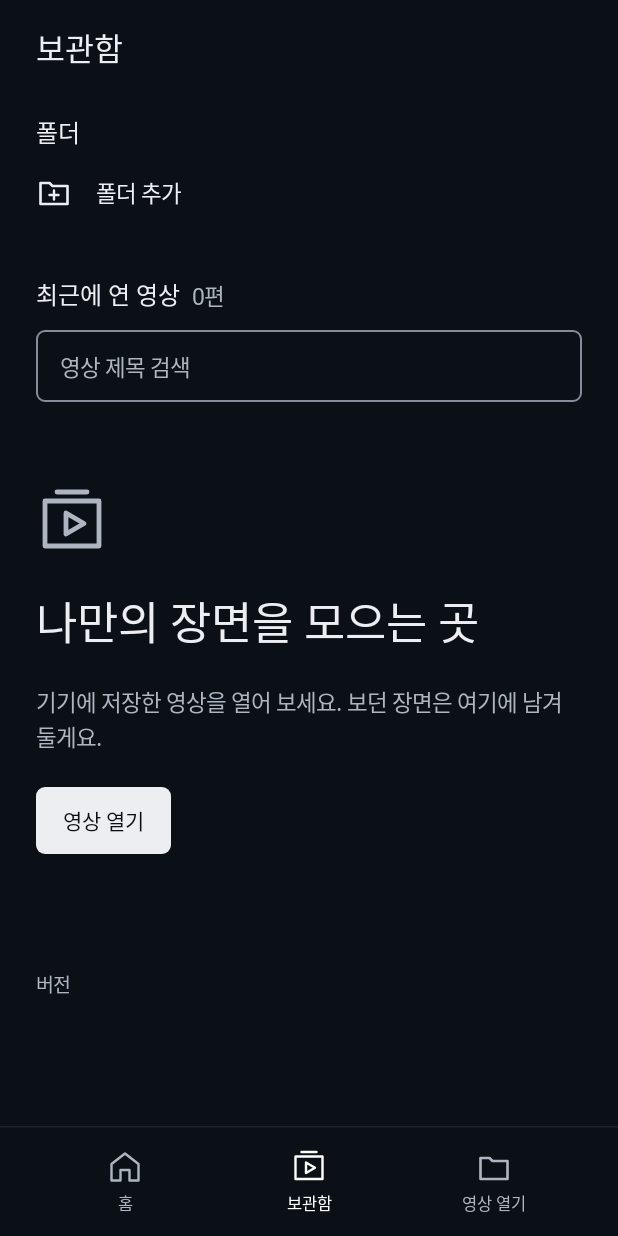
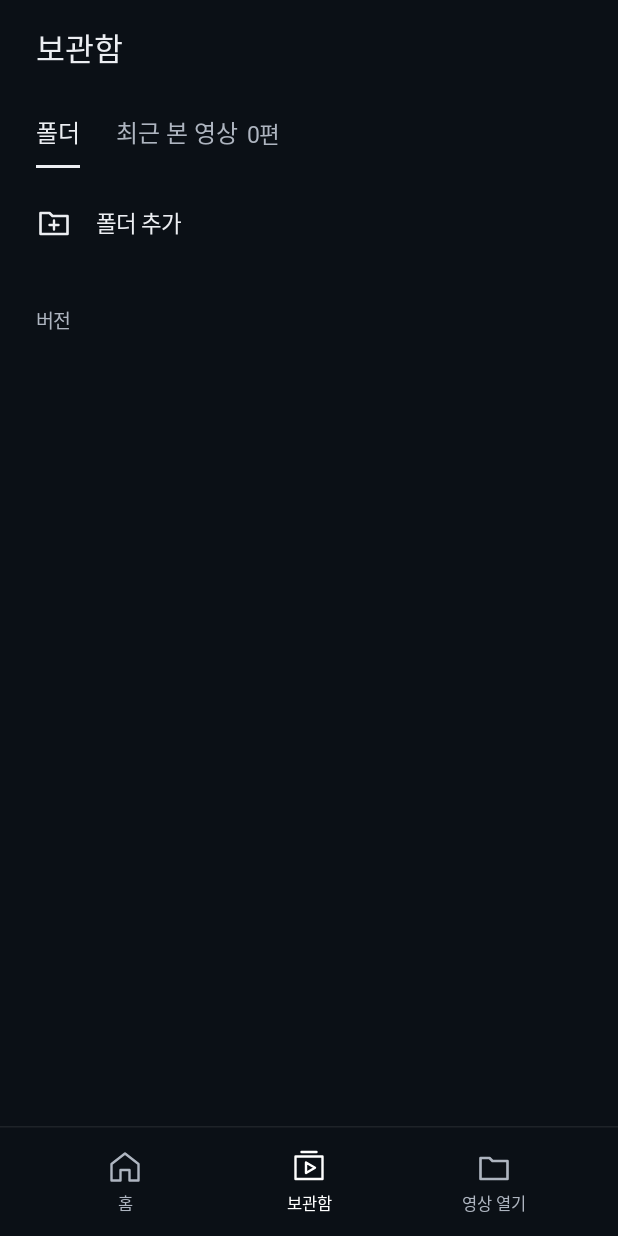
Before and after one commit to joseph0926/for-me, an Android app built with Jetpack Compose: the composable VideoApp shown on its own in the app's theme, item 2 of the bottom bar chosen, on a phone screen of 412 x 824 dp. Run offline under Robolectric (Android 15) with nearby library versions, the phone set to English and light mode, and no system bars; Roboto replaces fonts that are not available here; 1 statement that could not run was skipped.

Commit message:
feat: 보관함의 폴더와 최근 본 영상 탭 분리

```diff
--- a/apps/video/android/src/main/java/dev/forme/video/ui/LibraryScreen.kt
+++ b/apps/video/android/src/main/java/dev/forme/video/ui/LibraryScreen.kt
@@ -37,7 +37,6 @@ import androidx.compose.ui.semantics.contentDescription
 import androidx.compose.ui.semantics.semantics
 import androidx.compose.ui.text.font.FontWeight
 import androidx.compose.ui.text.input.VisualTransformation
-import androidx.compose.ui.text.style.TextDecoration
 import androidx.compose.ui.text.style.TextOverflow
 import androidx.compose.ui.unit.Dp
 import androidx.compose.ui.unit.dp
@@ -54,6 +53,12 @@ internal fun LibraryScreen(records: List<PlaybackRecord>, openFile: () -> Unit,
     folders: VideoFolders, findRecord: suspend (String) -> PlaybackRecord?,
     playFromFolder: (Uri, FolderQueue) -> Unit, modifier: Modifier = Modifier, play: (PlaybackRecord) -> Unit) {
     var library by rememberSaveable { mutableStateOf(false) }
+    // 홈에 다녀와도 보관함에서 보던 탭으로 돌아오도록 보관함 표시 여부와 따로 기억한다.
+    var libraryTab by rememberSaveable { mutableStateOf(LibraryTab.Folders) }
+    val openLibrary = { tab: LibraryTab ->
+        libraryTab = tab
+        library = true
+    }
     var query by rememberSaveable { mutableStateOf("") }
     var openTree by rememberSaveable { mutableStateOf<Uri?>(null) }
     val folderPicker = rememberLauncherForActivityResult(ActivityResultContracts.OpenDocumentTree()) { uri ->
@@ -65,6 +70,9 @@ internal fun LibraryScreen(records: List<PlaybackRecord>, openFile: () -> Unit,
     var detailUri by rememberSaveable { mutableStateOf<String?>(null) }
     // 상세나 폴더 화면을 띄우는 동안 목록이 구성에서 빠져도 돌아왔을 때 보던 위치를 지키도록 여기서 만든다.
     val listState = rememberLazyListState()
+    // 탭마다 목록 길이가 달라 한 스크롤 위치를 함께 쓰면 탭을 바꿀 때 엉뚱한 곳이 보인다.
+    val folderTabState = rememberLazyListState()
+    val recentTabState = rememberLazyListState()
     val continueWatchingState = rememberLazyListState()
     openTree?.let { tree ->
         key(tree) { FolderBrowser(folders, tree, findRecord, playFromFolder, { openTree = null }, modifier) }
@@ -94,15 +102,26 @@ internal fun LibraryScreen(records: List<PlaybackRecord>, openFile: () -> Unit,
                 }
             }
         }
-        // 보관함은 묶음마다 간격을 따로 둔다. 모든 항목 사이에 같은 간격을 두면 묶음 경계가 보이지 않는다.
-        LazyColumn(Modifier.weight(1f), state = listState, contentPadding = PaddingValues(bottom = 28.dp),
+        if (library) LibraryTabs(libraryTab, records.size) { libraryTab = it }
+        val listStateForScreen = when {
+            !library -> listState
+            libraryTab == LibraryTab.Folders -> folderTabState
+            else -> recentTabState
+        }
+        // 보관함 행은 간격 없이 붙고 안쪽 여백으로 떨어진다. 홈은 묶음 사이에 같은 간격을 둔다.
+        LazyColumn(Modifier.weight(1f), state = listStateForScreen, contentPadding = PaddingValues(bottom = 28.dp),
             verticalArrangement = if (library) Arrangement.Top else Arrangement.spacedBy(24.dp)) {
             if (library) {
-                item {
+                when (libraryTab) {
+                    LibraryTab.Folders -> item {
                         LibraryFolders(folders.sortedRoots(), open = { openTree = it }, add = { folderPicker.launch(null) })
                     }
+                    LibraryTab.Recent -> {
+                        // 검색은 최근 본 영상만 거르므로 이 탭에만 둔다.
                         item {
-                    RecentVideosHeader(records.size, query) { query = it }
+                            SearchField(query, Modifier.padding(start = 24.dp, end = 24.dp, top = 12.dp, bottom = 8.dp)) {
+                                query = it
+                            }
                         }
                         val visible = records.filter { it.title.contains(query, ignoreCase = true) }
                         if (visible.isEmpty()) item {
@@ -111,7 +130,9 @@ internal fun LibraryScreen(records: List<PlaybackRecord>, openFile: () -> Unit,
                         items(visible, key = { it.uri }) { record ->
                             VideoRow(record, { play(record) }, verticalPadding = LIBRARY_ROW_PADDING) { openDetail(record) }
                         }
-                // 문제를 알릴 때 어느 빌드였는지 기록할 수 있게 보관함 끝에 둔다.
+                    }
+                }
+                // 문제를 알릴 때 어느 빌드였는지 기록할 수 있게 두 탭 모두 끝에 둔다.
                 item {
                     Text(stringResource(R.string.app_version, BuildConfig.VERSION_NAME),
                         Modifier.padding(start = 24.dp, end = 24.dp, top = LIBRARY_GROUP_GAP),
@@ -126,7 +147,7 @@ internal fun LibraryScreen(records: List<PlaybackRecord>, openFile: () -> Unit,
                 }
                 if (records.isNotEmpty()) {
                     item {
-                        SectionTitle(stringResource(R.string.continue_watching)) { library = true }
+                        SectionTitle(stringResource(R.string.continue_watching)) { openLibrary(LibraryTab.Recent) }
                         Spacer(Modifier.height(14.dp))
                         LazyRow(state = continueWatchingState, contentPadding = PaddingValues(horizontal = 24.dp),
                             horizontalArrangement = Arrangement.spacedBy(12.dp)) {
@@ -153,7 +174,7 @@ internal fun LibraryScreen(records: List<PlaybackRecord>, openFile: () -> Unit,
                 val shortcuts = folders.sortedRoots()
                 if (shortcuts.isNotEmpty()) {
                     item {
-                        SectionTitle(stringResource(R.string.folder_videos)) { library = true }
+                        SectionTitle(stringResource(R.string.folder_videos)) { openLibrary(LibraryTab.Folders) }
                         Spacer(Modifier.height(14.dp))
                         LazyRow(contentPadding = PaddingValues(horizontal = 24.dp),
                             horizontalArrangement = Arrangement.spacedBy(12.dp)) {
@@ -164,7 +185,7 @@ internal fun LibraryScreen(records: List<PlaybackRecord>, openFile: () -> Unit,
                     }
                 }
                 if (records.isNotEmpty()) {
-                    item { SectionTitle(stringResource(R.string.recent_videos)) { library = true } }
+                    item { SectionTitle(stringResource(R.string.recent_videos)) { openLibrary(LibraryTab.Recent) } }
                     items(records.take(4), key = { "recent:" + it.uri }) { record ->
                         VideoRow(record, { play(record) }) { openDetail(record) }
                     }
@@ -202,36 +223,59 @@ private fun FeaturedVideo(record: PlaybackRecord, play: () -> Unit, open: () ->
     }
 }
 
+/** 보관함 안의 탭. 홈의 묶음 제목은 해당 탭을 골라 보관함을 연다. */
+internal enum class LibraryTab { Folders, Recent }
+
 /**
- * 보관함의 폴더 묶음. 폴더 행을 누르면 그 폴더가 바로 열린다.
- * 폴더가 없으면 추가 행 하나만 두고, 있으면 추가는 제목 오른쪽의 밑줄 글자로 둔다.
+ * 머리 줄 아래 글자 탭. 고른 탭은 흰 글자와 밑줄, 나머지는 흐린 글자로 둔다.
+ * 최근 본 영상 탭에는 기록 수를 흐리게 붙인다.
+ */
+@Composable
+private fun LibraryTabs(selected: LibraryTab, recentCount: Int, select: (LibraryTab) -> Unit) {
+    Row(Modifier.fillMaxWidth().padding(horizontal = 12.dp)) {
+        LibraryTabItem(stringResource(R.string.folder), null, selected == LibraryTab.Folders) {
+            select(LibraryTab.Folders)
+        }
+        LibraryTabItem(stringResource(R.string.recently_watched), stringResource(R.string.library_count, recentCount),
+            selected == LibraryTab.Recent) {
+            select(LibraryTab.Recent)
+        }
+    }
+}
+
+@Composable
+private fun LibraryTabItem(label: String, count: String?, selected: Boolean, onClick: () -> Unit) {
+    val color = if (selected) MaterialTheme.colorScheme.onSurface else MaterialTheme.colorScheme.onSurfaceVariant
+    Column(Modifier.selectable(selected = selected, role = Role.Tab, onClick = onClick)
+        .padding(horizontal = 12.dp).width(IntrinsicSize.Max).heightIn(min = 48.dp),
+        verticalArrangement = Arrangement.Bottom) {
+        Row(Modifier.padding(bottom = 10.dp), verticalAlignment = Alignment.Bottom,
+            horizontalArrangement = Arrangement.spacedBy(6.dp)) {
+            Text(label, style = MaterialTheme.typography.titleMedium, color = color)
+            if (count != null) Text(count, style = MaterialTheme.typography.bodyMedium,
+                color = MaterialTheme.colorScheme.onSurfaceVariant)
+        }
+        // 글자 폭만큼 밑줄을 그어 어느 탭인지 색에만 기대지 않게 한다.
+        Box(Modifier.fillMaxWidth().height(2.dp)
+            .background(if (selected) MaterialTheme.colorScheme.onSurface else Color.Transparent))
+    }
+}
+
+/**
+ * 폴더 탭의 내용. 폴더 행을 누르면 그 폴더가 바로 열린다.
+ * 추가 행은 폴더가 있든 없든 목록 끝의 같은 자리에 둔다.
  */
 @Composable
 private fun LibraryFolders(roots: List<Pair<Uri, String>>, open: (Uri) -> Unit, add: () -> Unit) {
-    Column {
-        if (roots.isNotEmpty()) {
-            // 제목 옆 추가 글자가 누를 수 있는 높이를 갖도록 이 경우에만 줄 높이를 48dp로 둔다.
-            Row(Modifier.fillMaxWidth().padding(start = 24.dp, end = 12.dp).heightIn(min = 48.dp),
-                verticalAlignment = Alignment.CenterVertically) {
-                Text(stringResource(R.string.folder), Modifier.weight(1f), style = MaterialTheme.typography.titleMedium)
-                Text(stringResource(R.string.add_folder),
-                    Modifier.clickable(role = Role.Button, onClick = add).padding(horizontal = 12.dp, vertical = 14.dp),
-                    color = MaterialTheme.colorScheme.onSurfaceVariant,
-                    style = MaterialTheme.typography.labelLarge.copy(textDecoration = TextDecoration.Underline))
-            }
-        } else {
-            // 추가 행이 바로 아래 붙도록 제목에 빈 줄 높이를 주지 않는다.
-            Text(stringResource(R.string.folder), Modifier.padding(start = 24.dp, end = 24.dp, top = 12.dp),
-                style = MaterialTheme.typography.titleMedium)
-            // 폴더 행과 같은 자리와 모양에 폴더 모양 아이콘을 두어, 영상 열기의 +와 다른 동작으로 읽히게 한다.
+    Column(Modifier.padding(top = 8.dp)) {
+        roots.forEach { (tree, title) -> FolderRow(title, isFolder = true) { open(tree) } }
+        // 폴더 행과 같은 자리와 모양에 폴더 모양 아이콘을 두어, 영상 열기와 다른 동작으로 읽히게 한다.
         Row(Modifier.fillMaxWidth().clickable(role = Role.Button, onClick = add).heightIn(min = 56.dp)
             .padding(horizontal = 24.dp, vertical = 8.dp), verticalAlignment = Alignment.CenterVertically,
             horizontalArrangement = Arrangement.spacedBy(16.dp)) {
             Icon(painterResource(R.drawable.ic_folder_add), null, Modifier.size(24.dp))
             Text(stringResource(R.string.add_folder))
         }
-        }
-        roots.forEach { (tree, title) -> FolderRow(title, isFolder = true) { open(tree) } }
     }
 }
 
@@ -276,26 +320,12 @@ private fun SectionTitle(title: String, open: () -> Unit) {
 /** 보관함 목록 행의 위아래 안쪽 여백. 행끼리는 간격 없이 붙고 이 여백으로 떨어진다. */
 private val LIBRARY_ROW_PADDING = 11.dp
 
-/** 보관함 묶음 사이 여백. 행 사이(안쪽 여백 두 번)보다 넓어야 묶음이 나뉘어 보인다. */
+/** 목록 마지막 행과 버전 표시 사이 여백. 행 사이(안쪽 여백 두 번)보다 넓어야 목록과 나뉘어 보인다. */
 private val LIBRARY_GROUP_GAP = 28.dp
-
-/** 보관함의 최근 영상 묶음 머리. 검색은 이 묶음만 거르므로 제목 바로 아래에 둔다. */
-@Composable
-private fun RecentVideosHeader(count: Int, query: String, changeQuery: (String) -> Unit) {
-    Column(Modifier.padding(start = 24.dp, end = 24.dp, top = LIBRARY_GROUP_GAP, bottom = 8.dp),
-        verticalArrangement = Arrangement.spacedBy(12.dp)) {
-        Row(verticalAlignment = Alignment.Bottom, horizontalArrangement = Arrangement.spacedBy(8.dp)) {
-            Text(stringResource(R.string.recently_opened), style = MaterialTheme.typography.titleMedium)
-            Text(stringResource(R.string.library_count, count), style = MaterialTheme.typography.bodyMedium,
-                color = MaterialTheme.colorScheme.onSurfaceVariant)
-        }
-        SearchField(query, changeQuery)
-    }
-}
 
 /** 떠오르는 라벨 없이 안내 글자만 두어 기본 입력란보다 낮게 만든다. */
 @Composable
-private fun SearchField(query: String, changeQuery: (String) -> Unit) {
+private fun SearchField(query: String, modifier: Modifier, changeQuery: (String) -> Unit) {
     val interactionSource = remember { MutableInteractionSource() }
     val colors = OutlinedTextFieldDefaults.colors()
     val shape = MaterialTheme.shapes.small
@@ -303,7 +333,7 @@ private fun SearchField(query: String, changeQuery: (String) -> Unit) {
     BasicTextField(
         value = query,
         onValueChange = changeQuery,
-        modifier = Modifier.fillMaxWidth().semantics { contentDescription = label },
+        modifier = modifier.fillMaxWidth().semantics { contentDescription = label },
         singleLine = true,
         textStyle = MaterialTheme.typography.bodyLarge.copy(color = MaterialTheme.colorScheme.onSurface),
         cursorBrush = SolidColor(MaterialTheme.colorScheme.onSurface),
--- a/apps/video/android/src/main/res/values/strings.xml
+++ b/apps/video/android/src/main/res/values/strings.xml
@@ -30,7 +30,7 @@
     <string name="speed_reset">재생 속도 %1$s배, 누르면 1.0배</string>
     <string name="library">보관함</string>
     <string name="home">홈</string>
-    <string name="recently_opened">최근에 연 영상</string>
+    <string name="recently_watched">최근 본 영상</string>
     <string name="library_count">%1$d편</string>
     <string name="search_videos">영상 제목 검색</string>
     <string name="continue_watching">계속 시청하기</string>
```
Lines whose indentation alone changed are shown as unchanged.
